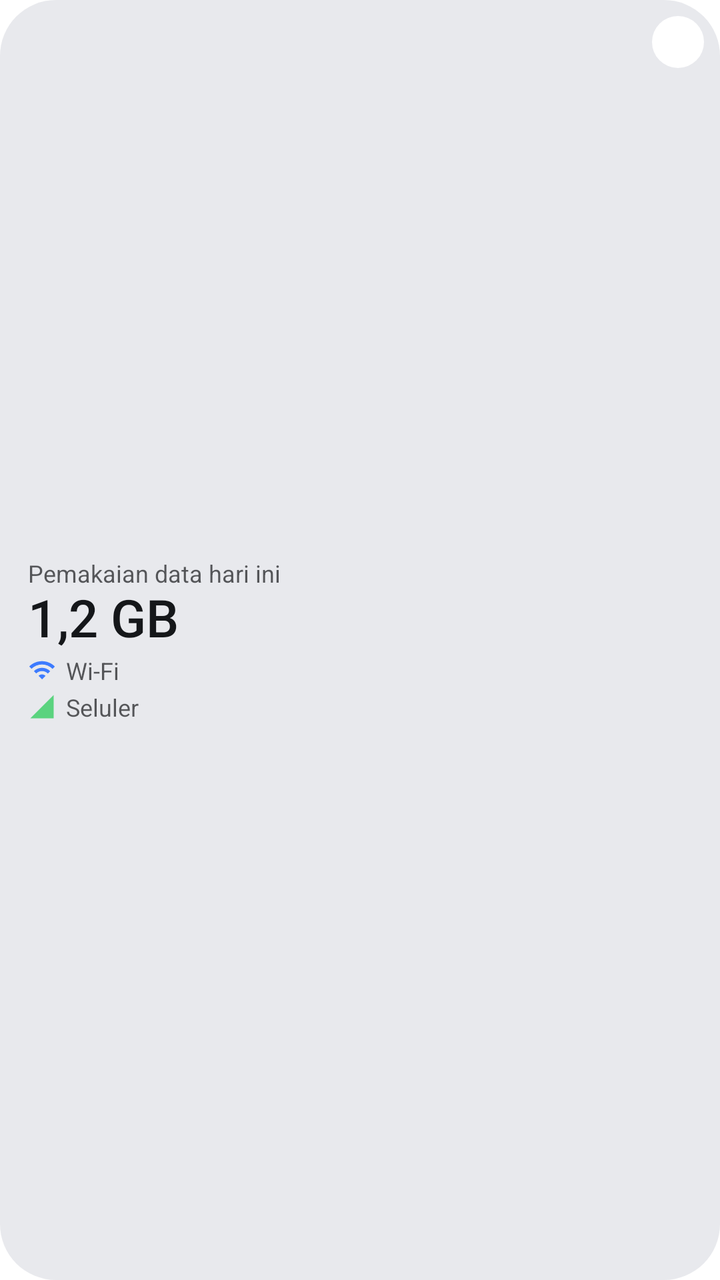
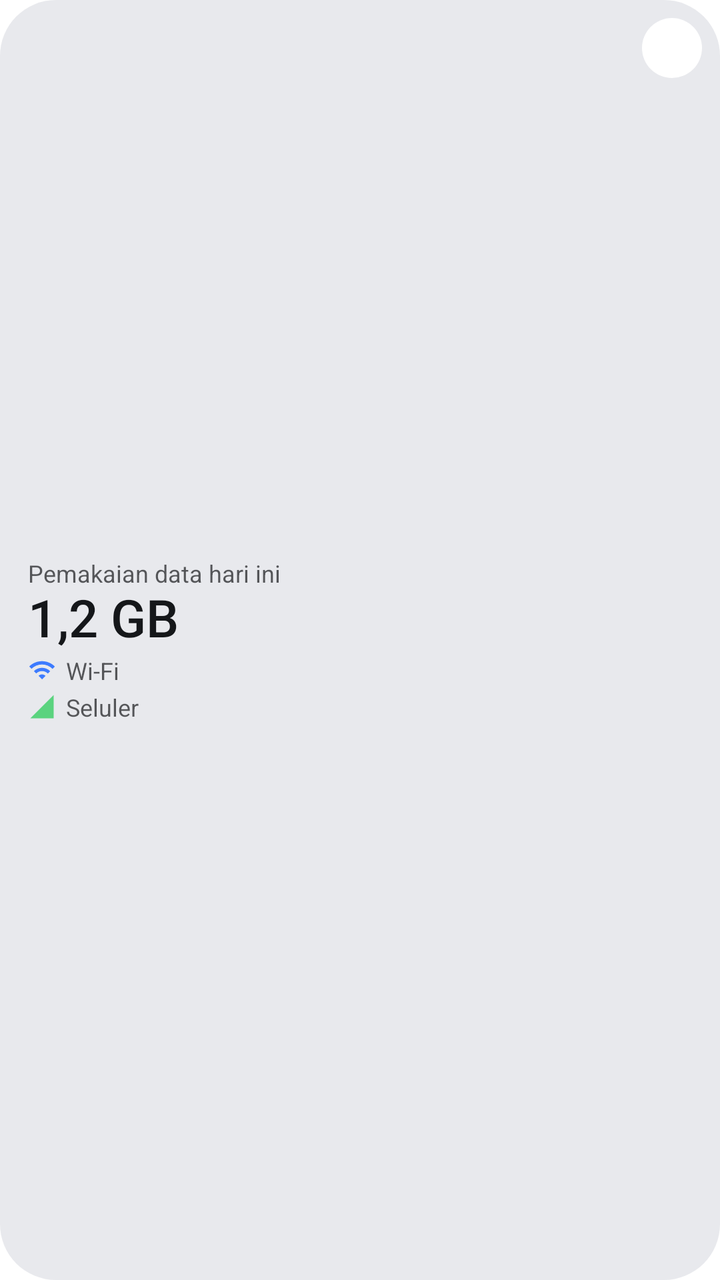

Two renders of the same Android screen: before a commit and after it. Below are the layout's source before the change and the commit's diff.
<!-- AndroidManifest.xml: application theme Theme.App -->
<!-- res/layout/widget_compact.xml -->
<?xml version="1.0" encoding="utf-8"?>
<FrameLayout xmlns:android="http://schemas.android.com/apk/res/android"
    android:id="@+id/widget_root"
    android:layout_width="match_parent"
    android:layout_height="match_parent">

    <ImageView
        android:id="@+id/bg"
        android:layout_width="match_parent"
        android:layout_height="match_parent"
        android:importantForAccessibility="no"
        android:scaleType="fitXY"
        android:src="@drawable/widget_preview_bg" />
    <LinearLayout
        android:layout_width="match_parent"
        android:layout_height="match_parent"
        android:gravity="center_vertical"
        android:orientation="vertical"
        android:paddingStart="14dp"
        android:paddingTop="10dp"
        android:paddingEnd="14dp"
        android:paddingBottom="10dp">
            <TextView
                android:id="@+id/title"
                android:layout_width="match_parent"
                android:layout_height="wrap_content"
                android:layout_marginEnd="26dp"
                android:ellipsize="end"
                android:maxLines="1"
                android:text="@string/widget_sample_title"
                android:textColor="#B315171A"
                android:textSize="12sp" />
            <TextView
                android:id="@+id/total"
                android:layout_width="wrap_content"
                android:layout_height="wrap_content"
                android:fontFamily="sans-serif-medium"
                android:includeFontPadding="false"
                android:maxLines="1"
                android:text="@string/widget_sample_total"
                android:textColor="#15171A"
                android:textSize="26sp" />
            <ImageView
                android:id="@+id/bar"
                android:layout_width="match_parent"
                android:layout_height="wrap_content"
                android:layout_marginTop="8dp"
                android:layout_marginBottom="4dp"
                android:importantForAccessibility="no"
                android:visibility="gone" />
            <LinearLayout
                android:id="@+id/wifi_row"
                android:layout_width="match_parent"
                android:layout_height="wrap_content"
                android:layout_marginTop="2dp"
                android:gravity="center_vertical"
                android:orientation="horizontal">
                <ImageView
                    android:id="@+id/wifi_icon"
                    android:layout_width="14dp"
                    android:layout_height="14dp"
                    android:importantForAccessibility="no"
                    android:tint="#3D7BFF"
                    android:src="@drawable/ic_wifi" />
                <TextView
                    android:id="@+id/wifi_label"
                    android:layout_width="0dp"
                    android:layout_height="wrap_content"
                    android:layout_marginStart="5dp"
                    android:layout_weight="1"
                    android:ellipsize="end"
                    android:maxLines="1"
                    android:text="Wi-Fi"
                    android:textColor="#B315171A"
                    android:textSize="12sp" />
                <TextView
                    android:id="@+id/wifi_val"
                    android:layout_width="wrap_content"
                    android:layout_height="wrap_content"
                    android:layout_marginStart="6dp"
                    android:fontFamily="sans-serif-medium"
                    android:maxLines="1"
                    android:textColor="#15171A"
                    android:textSize="12sp" />
            </LinearLayout>            <LinearLayout
                android:id="@+id/cell_row"
                android:layout_width="match_parent"
                android:layout_height="wrap_content"
                android:layout_marginTop="2dp"
                android:gravity="center_vertical"
                android:orientation="horizontal">
                <ImageView
                    android:id="@+id/cell_icon"
                    android:layout_width="14dp"
                    android:layout_height="14dp"
                    android:importantForAccessibility="no"
                    android:tint="#5BD37F"
                    android:src="@drawable/ic_cell" />
                <TextView
                    android:id="@+id/cell_label"
                    android:layout_width="0dp"
                    android:layout_height="wrap_content"
                    android:layout_marginStart="5dp"
                    android:layout_weight="1"
                    android:ellipsize="end"
                    android:maxLines="1"
                    android:text="Seluler"
                    android:textColor="#B315171A"
                    android:textSize="12sp" />
                <TextView
                    android:id="@+id/cell_val"
                    android:layout_width="wrap_content"
                    android:layout_height="wrap_content"
                    android:layout_marginStart="6dp"
                    android:fontFamily="sans-serif-medium"
                    android:maxLines="1"
                    android:textColor="#15171A"
                    android:textSize="12sp" />
            </LinearLayout>    </LinearLayout>

    <FrameLayout
        android:id="@+id/refresh"
        android:layout_width="26dp"
        android:layout_height="26dp"
        android:layout_gravity="top|end"
        android:layout_margin="8dp"
        android:contentDescription="@string/refresh">
        <ImageView
            android:id="@+id/refresh_bg"
            android:layout_width="match_parent"
            android:layout_height="match_parent"
            android:importantForAccessibility="no"
            android:src="@drawable/widget_circle" />
        <ImageView
            android:id="@+id/refresh_icon"
            android:layout_width="match_parent"
            android:layout_height="match_parent"
            android:importantForAccessibility="no"
            android:padding="5dp"
            android:src="@drawable/ic_refresh" />
    </FrameLayout>
</FrameLayout>
<!-- resources referenced by this layout -->
<resources>
  <!-- drawable ic_cell (drawable) -->
  <vector xmlns:android="http://schemas.android.com/apk/res/android" android:width="24dp" android:height="24dp" android:viewportWidth="24" android:viewportHeight="24">
      <path android:fillColor="#FFFFFFFF" android:pathData="M2,22h20V2z" />
  </vector>
  <!-- drawable ic_refresh (drawable) -->
  <vector xmlns:android="http://schemas.android.com/apk/res/android" android:width="24dp" android:height="24dp" android:viewportWidth="24" android:viewportHeight="24">
      <path android:fillColor="#FFFFFFFF" android:pathData="M17.65,6.35C16.2,4.9 14.21,4 12,4c-4.42,0 -7.99,3.58 -7.99,8s3.57,8 7.99,8c3.73,0 6.84,-2.55 7.73,-6h-2.08c-0.82,2.33 -3.04,4 -5.65,4 -3.31,0 -6,-2.69 -6,-6s2.69,-6 6,-6c1.66,0 3.14,0.69 4.22,1.78L13,11h7V4l-2.35,2.35z" />
  </vector>
  <!-- drawable ic_wifi (drawable) -->
  <vector xmlns:android="http://schemas.android.com/apk/res/android" android:width="24dp" android:height="24dp" android:viewportWidth="24" android:viewportHeight="24">
      <path android:fillColor="#FFFFFFFF" android:pathData="M1,9l2,2c4.97,-4.97 13.03,-4.97 18,0l2,-2C16.93,2.93 7.08,2.93 1,9zM9,17l3,3 3,-3c-1.65,-1.66 -4.34,-1.66 -6,0zM5,13l2,2c2.76,-2.76 7.24,-2.76 10,0l2,-2C15.14,9.14 8.87,9.14 5,13z" />
  </vector>
  <!-- drawable widget_circle (drawable) -->
  <?xml version="1.0" encoding="utf-8"?>
  <shape xmlns:android="http://schemas.android.com/apk/res/android" android:shape="oval">
      <solid android:color="#FFFFFF" />
  </shape>
  <!-- drawable widget_preview_bg (drawable) -->
  <?xml version="1.0" encoding="utf-8"?>
  <shape xmlns:android="http://schemas.android.com/apk/res/android" android:shape="rectangle">
      <solid android:color="#D9E4E5EA" />
      <corners android:radius="28dp" />
  </shape>
  <string name="refresh">Perbarui</string>
  <string name="widget_sample_title">Pemakaian data hari ini</string>
  <string name="widget_sample_total">1,2 GB</string>
  <style name="Theme.App" parent="android:Theme.Material.Light.NoActionBar">
          <item name="android:windowBackground">@android:color/transparent</item>
          <item name="android:statusBarColor">@android:color/transparent</item>
          <item name="android:navigationBarColor">@android:color/transparent</item>
      </style>
</resources>

<!-- the commit's change to res/layout/widget_compact.xml (unified diff, before → after) -->
@@ -120,23 +120,33 @@
 
     <FrameLayout
         android:id="@+id/refresh"
-        android:layout_width="26dp"
-        android:layout_height="26dp"
+        android:layout_width="44dp"
+        android:layout_height="44dp"
         android:layout_gravity="top|end"
-        android:layout_margin="8dp"
+        android:layout_margin="2dp"
         android:contentDescription="@string/refresh">
         <ImageView
             android:id="@+id/refresh_bg"
-            android:layout_width="match_parent"
-            android:layout_height="match_parent"
+            android:layout_width="30dp"
+            android:layout_height="30dp"
+            android:layout_gravity="center"
             android:importantForAccessibility="no"
             android:src="@drawable/widget_circle" />
         <ImageView
             android:id="@+id/refresh_icon"
-            android:layout_width="match_parent"
-            android:layout_height="match_parent"
+            android:layout_width="30dp"
+            android:layout_height="30dp"
+            android:layout_gravity="center"
             android:importantForAccessibility="no"
-            android:padding="5dp"
+            android:padding="7dp"
             android:src="@drawable/ic_refresh" />
+        <ProgressBar
+            android:id="@+id/refresh_progress"
+            style="?android:attr/progressBarStyleSmall"
+            android:layout_width="18dp"
+            android:layout_height="18dp"
+            android:layout_gravity="center"
+            android:indeterminate="true"
+            android:visibility="gone" />
     </FrameLayout>
 </FrameLayout>
